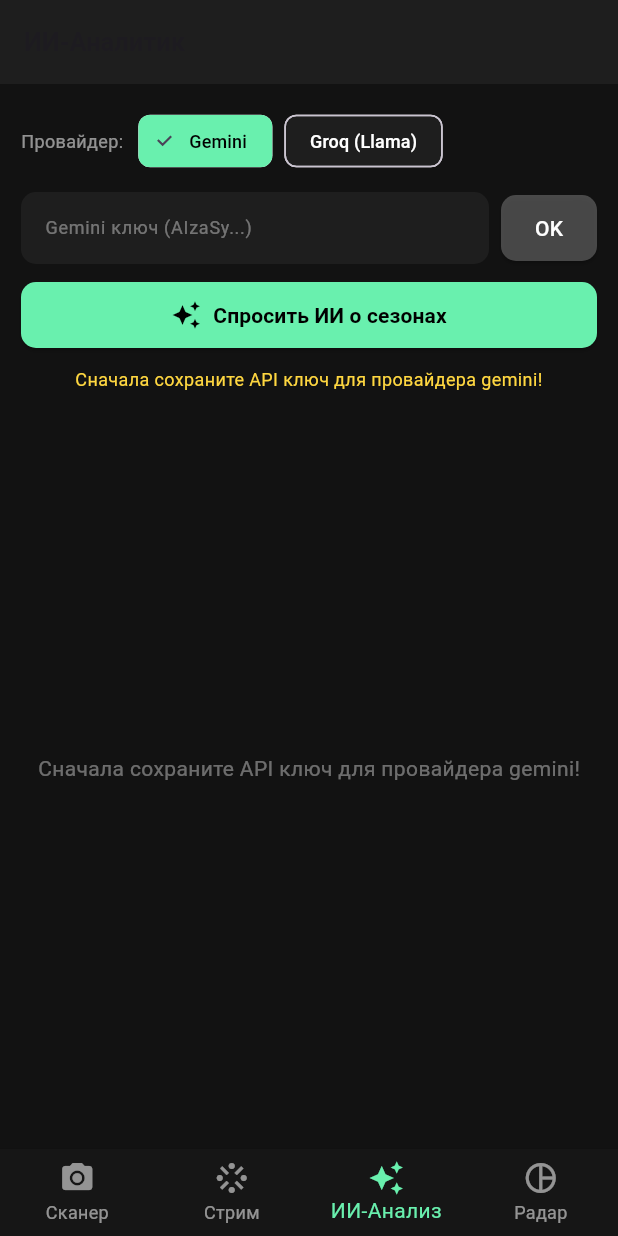
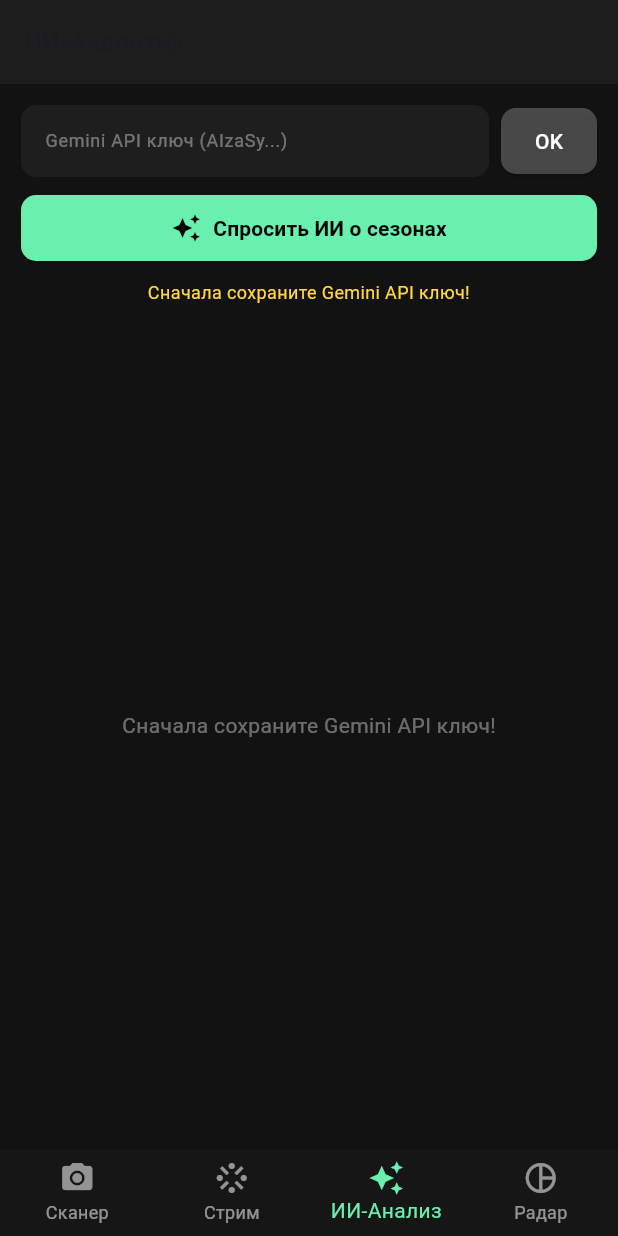
Before and after one commit to ETalking12/fh6-auction-scanner, a Flutter app: the screen it shows after launch, item 3 of the bottom bar chosen, after a tap on "Спросить ИИ о сезонах", on a phone screen of 412 x 824 dp. Run offline on Flutter 3.47's test engine with Material 3 defaults, Android fonts, the light colour scheme and no system bars; our stand-ins replace camera, shared_preferences; missing offline and left inert: flutter_tesseract_ocr; network calls fail.

Commit message:
Update main.dart

````diff
--- a/lib/main.dart
+++ b/lib/main.dart
@@ -134,7 +134,7 @@
 }
 
 // ==========================================
-// 1. ИИ-АНАЛИТИК САЙТА (Gemini + Groq)
+// 1. ИИ-АНАЛИТИК САЙТА (Питается от проверенного JSON)
 // ==========================================
 class SmartAdvisorTab extends StatefulWidget {
   const SmartAdvisorTab({super.key});
@@ -145,11 +145,7 @@
 
 class _SmartAdvisorTabState extends State<SmartAdvisorTab> {
   final TextEditingController _keyController = TextEditingController();
-
-  String _selectedProvider = "gemini"; // "gemini" или "groq"
-  String _geminiKey = "";
-  String _groqKey = "";
-
+  String _savedApiKey = "";
   bool _isAnalyzing = false;
   String _statusMessage = "";
   Map<String, dynamic>? _structuredData;
@@ -164,19 +160,14 @@
 
   Future<void> _loadState() async {
     final prefs = await SharedPreferences.getInstance();
-    final provider = prefs.getString("ai_provider_selection") ?? "gemini";
-    final gKey = (prefs.getString("gemini_user_api_key") ?? "").trim();
-    final rKey = (prefs.getString("groq_user_api_key") ?? "").trim();
-
+    final key = (prefs.getString("gemini_user_api_key") ?? "").trim();
     final cachedJson = prefs.getString("ai_season_analysis_json");
     final cachedRaw = prefs.getString("ai_season_analysis_raw");
     final updated = prefs.getString("ai_season_analysis_time") ?? "";
 
     setState(() {
-      _selectedProvider = provider;
-      _geminiKey = gKey;
-      _groqKey = rKey;
-      _keyController.text = (provider == "gemini") ? gKey : rKey;
+      _savedApiKey = key;
+      _keyController.text = key;
       _lastUpdatedTime = updated;
 
       if (cachedJson != null) {
@@ -187,9 +178,9 @@
       _rawAnalysisFallback = cachedRaw;
 
       if (_structuredData == null && _rawAnalysisFallback == null) {
-        _statusMessage = ((provider == "gemini" && gKey.isEmpty) || (provider == "groq" && rKey.isEmpty))
-            ? "Введите API ключ для выбранного провайдера."
-            : "Нажмите кнопку, чтобы получить свежий анализ сезонов.";
+        _statusMessage = key.isEmpty
+            ? "Введите ваш Gemini API ключ, чтобы разблокировать ИИ."
+            : "Нажмите кнопку, чтобы получить детальный анализ сезона.";
       }
     });
   }
@@ -197,30 +188,14 @@
   Future<void> _saveApiKey() async {
     final key = _keyController.text.trim();
     final prefs = await SharedPreferences.getInstance();
-
-    if (_selectedProvider == "gemini") {
-      await prefs.setString("gemini_user_api_key", key);
-      setState(() => _geminiKey = key);
-    } else {
-      await prefs.setString("groq_user_api_key", key);
-      setState(() => _groqKey = key);
-    }
-
+    await prefs.setString("gemini_user_api_key", key);
+    setState(() {
+      _savedApiKey = key;
+    });
     FocusScope.of(context).unfocus();
     ScaffoldMessenger.of(context).showSnackBar(
       const SnackBar(content: Text("Ключ сохранен в памяти устройства"), duration: Duration(seconds: 2)),
     );
-  }
-
-  Future<void> _switchProvider(String? provider) async {
-    if (provider == null) return;
-    final prefs = await SharedPreferences.getInstance();
-    await prefs.setString("ai_provider_selection", provider);
-
-    setState(() {
-      _selectedProvider = provider;
-      _keyController.text = (provider == "gemini") ? _geminiKey : _groqKey;
-    });
   }
 
   Future<void> _saveAnalysisResult({Map<String, dynamic>? structured, String? raw}) async {
@@ -243,69 +218,65 @@
     });
   }
 
-  String _cleanHtmlContent(String html) {
-    String text = html.replaceAll(RegExp(r'<script[\s\S]*?</script>', caseSensitive: false), ' ');
-    text = text.replaceAll(RegExp(r'<style[\s\S]*?</style>', caseSensitive: false), ' ');
-    text = text.replaceAll(RegExp(r'<[^>]*>'), ' ');
-    text = text.replaceAll(RegExp(r'\s+'), ' ').trim();
-    if (text.length > 4000) text = text.substring(0, 4000);
-    return text;
-  }
-
   Future<void> _runAutoAnalysis() async {
-    final currentKey = (_selectedProvider == "gemini" ? _geminiKey : _groqKey).trim();
-    if (currentKey.isEmpty) {
-      setState(() => _statusMessage = "Сначала сохраните API ключ для провайдера $_selectedProvider!");
+    final cleanKey = _savedApiKey.trim();
+    if (cleanKey.isEmpty) {
+      setState(() => _statusMessage = "Сначала сохраните Gemini API ключ!");
       return;
     }
 
     setState(() {
       _isAnalyzing = true;
-      _statusMessage = "Загрузка страницы с наградами...";
+      _statusMessage = "Загрузка точных данных сезона...";
     });
 
     try {
-      final siteUri = Uri.https('forza.net', '/fh6playlists');
-      final siteRes = await http.get(siteUri).timeout(const Duration(seconds: 20));
+      // Загружаем готовые и чистые данные плейлиста
+      final feedRes = await http.get(Uri.parse(PLAYLIST_FEED_URL)).timeout(const Duration(seconds: 20));
 
       if (!mounted) return;
-      if (siteRes.statusCode != 200) throw Exception("Сайт недоступен (Код ${siteRes.statusCode})");
+      if (feedRes.statusCode != 200) throw Exception("Данные плейлиста недоступны (Код ${feedRes.statusCode})");
 
-      final cleanText = _cleanHtmlContent(siteRes.body);
+      final String rawFeedData = feedRes.body;
+
+      setState(() => _statusMessage = "Генерация инвестиционной стратегии...");
 
       final prompt = '''
-Ты — эксперт по экономике Forza Horizon.
-Ниже выжимка текста с forza.net/fh6playlists.
-Верни ответ СТРОГО в формате JSON без кавычек ```json или markdown.
+Ты — эксперт по экономике аукциона Forza Horizon.
+Ниже приведены официальные данные плейлиста фестиваля в формате JSON.
+Твоя задача — проанализировать их и вернуть ответ СТРОГО в формате JSON без каких-либо кавычек ```json, экранирований или дополнительного текста.
 
+Формат вывода:
 {
-  "current_season": "Название текущего сезона",
-  "series_number": "Номер серии",
+  "current_season": "Название актуального сезона (Лето / Осень / Зима / Весна)",
+  "series_number": "Номер серии (например, Series 39)",
   "cars_20pts": [
-    {"name": "Название авто", "season": "Сезон", "est_value": "Оценка CR"}
+    {"name": "Название машины", "season": "Сезон", "est_value": "Оценка CR или Target Buyout"}
   ],
   "cars_40pts": [
-    {"name": "Название авто", "season": "Сезон", "est_value": "Оценка CR"}
+    {"name": "Название машины", "season": "Сезон", "est_value": "Оценка CR или Target Buyout"}
   ],
-  "trading_advice": "Совет: кого снайпить, держать или продавать."
+  "trading_advice": "Развернутый совет по перепродаже: какие именно из указанных машин снайпить по указанному buyout, когда продавать за 20М CR, а какие держать в долгосрок."
 }
 
-Текст:
-$cleanText
+Данные плейлиста:
+$rawFeedData
 ''';
 
       String? successfulText;
       String lastError = "";
 
-      if (_selectedProvider == "gemini") {
-        // Логика запроса к Gemini
+      // Отправляем прямой запрос к модели gemini-3.8-flash
+      for (int attempt = 1; attempt <= 2; attempt++) {
+        if (!mounted) return;
+        setState(() => _statusMessage = "Анализ через Gemini 3.8 Flash (попытка $attempt)...");
+
         final apiUrl = Uri.https(
           'generativelanguage.googleapis.com',
           '/v1beta/models/gemini-3.8-flash:generateContent',
-          {'key': currentKey},
+          {'key': cleanKey},
         );
 
-        setState(() => _statusMessage = "Запрос к Gemini 3.8 Flash...");
         final aiRes = await http.post(
           apiUrl,
           headers: {"Content-Type": "application/json"},
@@ -323,34 +294,16 @@
         if (aiRes.statusCode == 200) {
           final jsonResult = jsonDecode(aiRes.body);
           successfulText = jsonResult['candidates']?[0]?['content']?['parts']?[0]?['text'];
+          break;
+        } else if (aiRes.statusCode == 503) {
+          lastError = "Сервер перегружен (503). Повтор...";
+          await Future.delayed(const Duration(seconds: 2));
+        } else if (aiRes.statusCode == 429) {
+          lastError = "Квота запросов превышена (429). Подождите 15 секунд.";
+          await Future.delayed(const Duration(seconds: 3));
         } else {
-          lastError = "Ошибка Gemini (HTTP ${aiRes.statusCode}):${aiRes.body}";
-        }
-      } else {
-        // Логика запроса к Groq (OpenAI-compatible)
-        final apiUrl = Uri.parse("[https://api.groq.com/openai/v1/chat/completions](https://api.groq.com/openai/v1/chat/completions)");
-
-        setState(() => _statusMessage = "Запрос к Groq (Llama 3.3)...");
-        final aiRes = await http.post(
-          apiUrl,
-          headers: {
-            "Content-Type": "application/json",
-            "Authorization": "Bearer $currentKey"
-          },
-          body: jsonEncode({
-            "model": "llama-3.3-70b-versatile",
-            "messages": [
-              {"role": "user", "content": prompt}
-            ],
-            "temperature": 0.3
-          }),
-        ).timeout(const Duration(seconds: 35));
-
-        if (aiRes.statusCode == 200) {
-          final jsonResult = jsonDecode(aiRes.body);
-          successfulText = jsonResult['choices']?[0]?['message']?['content'];
-        } else {
-          lastError = "Ошибка Groq (HTTP ${aiRes.statusCode}):${aiRes.body}";
+          lastError = "Ошибка HTTP ${aiRes.statusCode}:${aiRes.body}";
+          break;
         }
       }
 
@@ -370,7 +323,7 @@
           await _saveAnalysisResult(raw: successfulText);
         }
       } else {
-        setState(() => _statusMessage = lastError.isNotEmpty ? lastError : "Не удалось получить ответ.");
+        setState(() => _statusMessage = lastError);
       }
     } catch (e) {
       if (!mounted) return;
@@ -405,32 +358,6 @@
         child: Column(
           crossAxisAlignment: CrossAxisAlignment.stretch,
           children: [
-            // Переключатель провайдера
-            Row(
-              children: [
-                const Text("Провайдер:", style: TextStyle(color: Colors.white54, fontSize: 12)),
-                const SizedBox(width: 10),
-                ChoiceChip(
-                  label: const Text("Gemini", style: TextStyle(fontSize: 12)),
-                  selected: _selectedProvider == "gemini",
-                  selectedColor: Colors.greenAccent,
-                  backgroundColor: const Color(0xFF1E1E1E),
-                  labelStyle: TextStyle(color: _selectedProvider == "gemini" ? Colors.black : Colors.white),
-                  onSelected: (val) => _switchProvider("gemini"),
-                ),
-                const SizedBox(width: 8),
-                ChoiceChip(
-                  label: const Text("Groq (Llama)", style: TextStyle(fontSize: 12)),
-                  selected: _selectedProvider == "groq",
-                  selectedColor: Colors.greenAccent,
-                  backgroundColor: const Color(0xFF1E1E1E),
-                  labelStyle: TextStyle(color: _selectedProvider == "groq" ? Colors.black : Colors.white),
-                  onSelected: (val) => _switchProvider("groq"),
-                ),
-              ],
-            ),
-            const SizedBox(height: 10),
-            // Поле ввода ключа для выбранного провайдера
             Row(
               children: [
                 Expanded(
@@ -439,7 +366,7 @@
                     obscureText: true,
                     style: const TextStyle(color: Colors.white, fontSize: 13),
                     decoration: InputDecoration(
-                      hintText: _selectedProvider == "gemini" ? "Gemini ключ (AIzaSy...)" : "Groq ключ (gsk_...)",
+                      hintText: "Gemini API ключ (AIzaSy...)",
                       hintStyle: const TextStyle(color: Colors.white38, fontSize: 12),
                       filled: true,
                       fillColor: const Color(0xFF1E1E1E),
````
